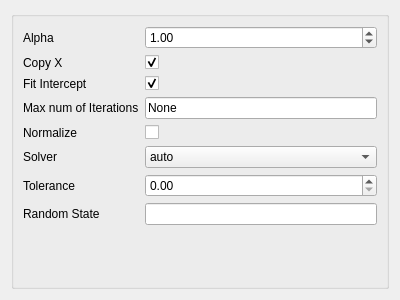
Old version of the form point_spectra_gui/ui/UI Files/Ridge.ui in the repository tisaconundrum2/PySAT-GUI.
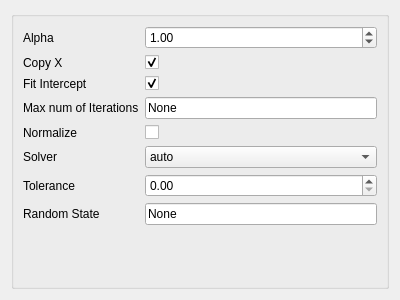
New version of the form.

Commit message:
Amending Ridge
Ridge's randomStateLine was not complete

What changed in the file:
```diff
--- a/point_spectra_gui/ui/UI Files/Ridge.ui
+++ b/point_spectra_gui/ui/UI Files/Ridge.ui
@@ -111,7 +111,11 @@
        </widget>
       </item>
       <item row="7" column="1">
-       <widget class="QLineEdit" name="randomStateLineEdit"/>
+       <widget class="QLineEdit" name="randomStateLineEdit">
+        <property name="text">
+         <string>None</string>
+        </property>
+       </widget>
       </item>
       <item row="5" column="1">
        <widget class="QComboBox" name="solverComboBox">
```
The commit also changes 1 other file.
